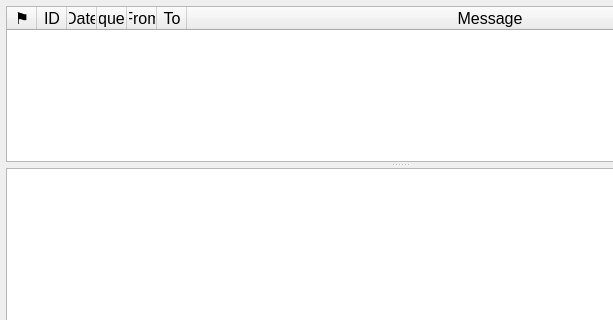
Before: the Qt Designer form JS8_UI/MessagePanel.ui in JS8Call-improved/JS8Call-improved, drawn with Qt 5; both pictures show x 0 to 613 and y 0 to 320 of the 800 by 600 pixel window.
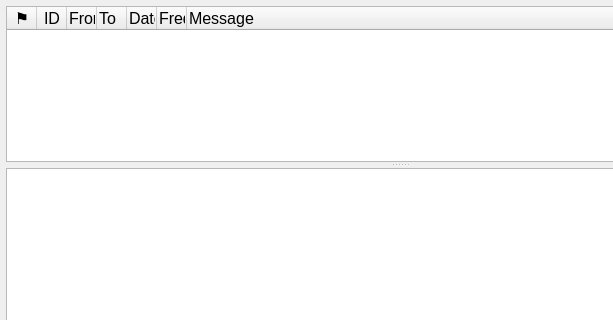
After: the same form once the commit is applied.

Commit message: MessagePanel: change column order so column 2 is From and column 3 is To

```diff
--- a/JS8_UI/MessagePanel.ui
+++ b/JS8_UI/MessagePanel.ui
@@ -116,30 +116,45 @@
         <string>ID</string>
        </property>
       </column>
-      <column>
-       <property name="text">
-        <string>Date</string>
-       </property>
-      </column>
-      <column>
-       <property name="text">
-        <string>Frequency</string>
-       </property>
-      </column>
       <column>
        <property name="text">
         <string>From</string>
        </property>
+       <property name="textAlignment">
+        <set>AlignLeading|AlignVCenter</set>
+       </property>
       </column>
       <column>
        <property name="text">
         <string>To</string>
        </property>
+       <property name="textAlignment">
+        <set>AlignLeading|AlignVCenter</set>
+       </property>
+      </column>
+      <column>
+       <property name="text">
+        <string>Date</string>
+       </property>
+       <property name="textAlignment">
+        <set>AlignLeading|AlignVCenter</set>
+       </property>
+      </column>
+      <column>
+       <property name="text">
+        <string>Frequency</string>
+       </property>
+       <property name="textAlignment">
+        <set>AlignLeading|AlignVCenter</set>
+       </property>
       </column>
       <column>
        <property name="text">
         <string>Message</string>
        </property>
+       <property name="textAlignment">
+        <set>AlignLeading|AlignVCenter</set>
+       </property>
       </column>
      </widget>
      <widget class="QTextEdit" name="messageTextEdit">
```
The commit also changes 1 other file.
